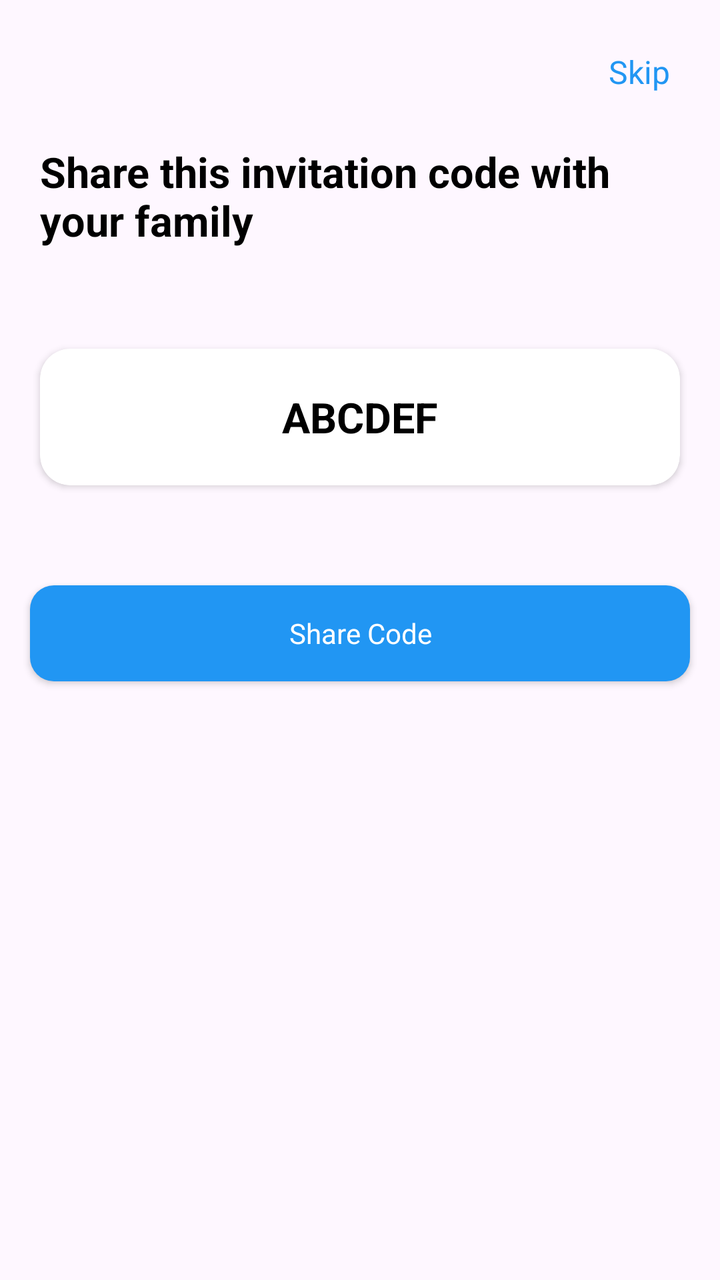
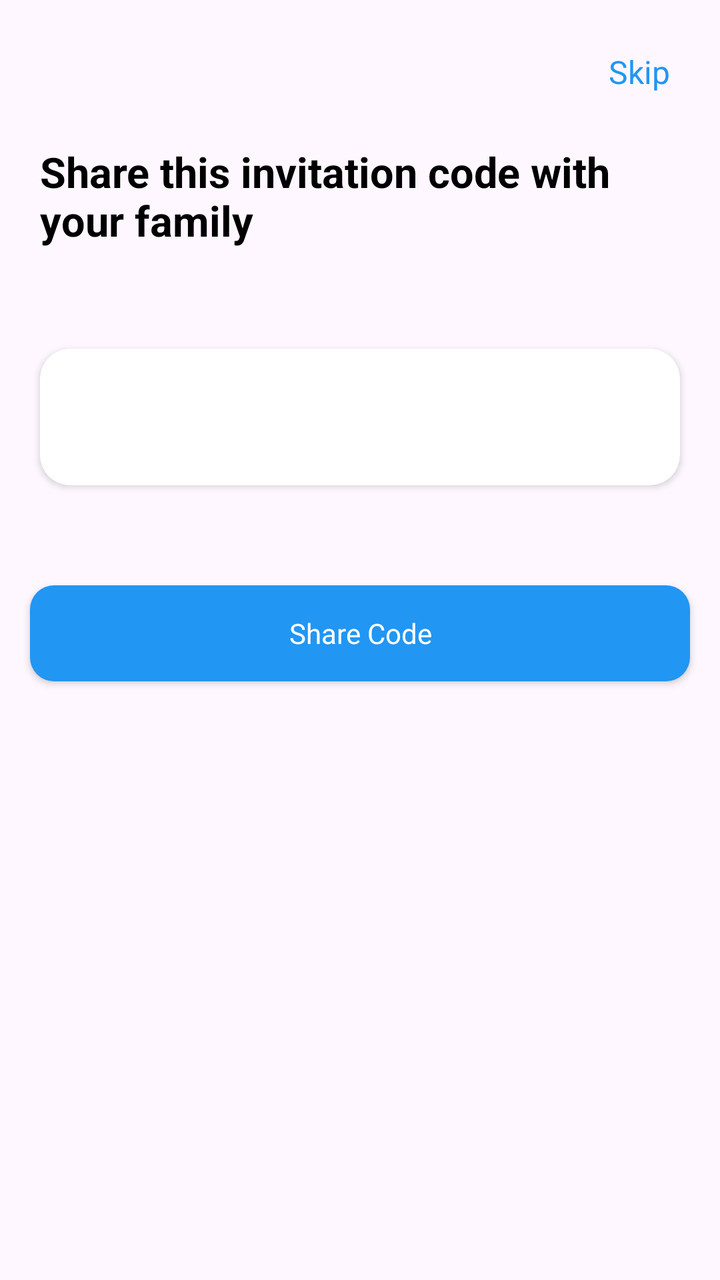

An Android layout rendered at two revisions. The XML below is the earlier revision; the diff shows what the commit changed to produce the second picture.
<!-- AndroidManifest.xml: application theme Theme.SafeNest -->
<!-- res/layout/fragment_share_nest.xml -->
<?xml version="1.0" encoding="utf-8"?>
<androidx.constraintlayout.widget.ConstraintLayout xmlns:android="http://schemas.android.com/apk/res/android"
    xmlns:app="http://schemas.android.com/apk/res-auto"
    xmlns:tools="http://schemas.android.com/tools"
    android:layout_width="match_parent"
    android:layout_height="match_parent"
    tools:context=".ui.nest.ShareNestFragment">

    <TextView
        android:id="@+id/btnBack"
        style="@style/Medium"
        android:layout_width="wrap_content"
        android:layout_height="wrap_content"
        android:layout_marginTop="@dimen/size_large"
        android:layout_marginEnd="@dimen/size_large"
        android:clickable="true"
        android:contentDescription="Skip"
        android:focusable="true"
        android:padding="@dimen/size_small"
        android:text="Skip"
        android:textColor="@color/primary_blue"
        app:layout_constraintEnd_toEndOf="parent"
        app:layout_constraintTop_toTopOf="parent" />

    <TextView
        android:id="@+id/txtShareCode"
        style="@style/Subtitle"
        android:layout_width="0dp"
        android:layout_height="wrap_content"
        android:layout_marginStart="@dimen/size_large"
        android:layout_marginTop="@dimen/size_large"
        android:layout_marginEnd="@dimen/size_large"
        android:text="Share this invitation code with your family"
        app:layout_constraintEnd_toEndOf="parent"
        app:layout_constraintStart_toStartOf="parent"
        app:layout_constraintTop_toBottomOf="@+id/btnBack" />

    <androidx.cardview.widget.CardView
        android:id="@+id/cardCode"
        android:layout_width="match_parent"
        android:layout_height="wrap_content"
        android:elevation="@dimen/size_small"
        app:cardCornerRadius="@dimen/size_standard"
        android:layout_marginStart="@dimen/size_large"
        android:layout_marginTop="@dimen/size_max_bigger"
        android:layout_marginEnd="@dimen/size_large"
        app:layout_constraintTop_toBottomOf="@id/txtShareCode"
        app:layout_constraintEnd_toEndOf="parent"
        app:layout_constraintStart_toStartOf="parent" >
        <TextView
            android:id="@+id/txtNestCode"
            style="@style/Subtitle"
            android:gravity="center"
            android:layout_width="match_parent"
            android:layout_height="wrap_content"
            android:layout_margin="@dimen/size_large"
            android:text="ABCDEF"
            app:layout_constraintTop_toBottomOf="@+id/btnBack" />
    </androidx.cardview.widget.CardView>

    <androidx.appcompat.widget.AppCompatButton
        android:id="@+id/btnShareCode"
        style="@style/Widget.App.Button"
        android:layout_width="match_parent"
        android:layout_height="wrap_content"
        android:layout_marginLeft="@dimen/size_standard"
        android:layout_marginTop="@dimen/size_max_bigger"
        android:layout_marginRight="@dimen/size_standard"
        android:text="Share Code"
        android:textAppearance="@style/Medium.Button"
        app:layout_constraintStart_toStartOf="parent"
        app:layout_constraintTop_toBottomOf="@id/cardCode" />

</androidx.constraintlayout.widget.ConstraintLayout>
<!-- resources referenced by this layout -->
<resources>
  <color name="primary_blue">#2196F3</color>
  <dimen name="size_large">20dp</dimen>
  <dimen name="size_max_bigger">50dp</dimen>
  <dimen name="size_small">5dp</dimen>
  <dimen name="size_standard">15dp</dimen>
  <style name="Medium">
          <item name="android:layout_width">wrap_content</item>
          <item name="android:layout_height">wrap_content</item>
          <item name="android:textColor">@color/dark_grey</item>
          <item name="android:textSize">@dimen/size_standard_large_txt</item>
      </style>
  <style name="Medium.Button">
          <item name="android:textColor">@color/white</item>
          <item name="android:textSize">@dimen/size_standard_large_txt</item>
      </style>
  <style name="Subtitle">
          <item name="android:layout_width">wrap_content</item>
          <item name="android:layout_height">wrap_content</item>
          <item name="android:textColor">@color/black</item>
          <item name="android:textSize">@dimen/size_label_posts</item>
          <item name="android:textStyle">bold</item>
      </style>
  <style name="Widget.App.Button" parent="Widget.AppCompat.Button">
          <item name="android:layout_width">match_parent</item>
          <item name="android:layout_height">@dimen/size_max_bigger</item>
          <item name="android:textAllCaps">false</item>
          <item name="android:textColor">@color/white</item>
          <item name="android:background">@drawable/rounded_corner_button</item>
          <item name="android:textSize">@dimen/size_standard_txt</item>
      </style>
  <style name="Theme.SafeNest" parent="Base.Theme.SafeNest" />
  <color name="dark_grey">#686873</color>
  <dimen name="size_standard_large_txt">16sp</dimen>
  <color name="white">#FFFFFFFF</color>
  <color name="black">#FF000000</color>
  <dimen name="size_label_posts">21sp</dimen>
  <!-- drawable rounded_corner_button (drawable) -->
  <?xml version="1.0" encoding="utf-8"?>
  <shape xmlns:android="http://schemas.android.com/apk/res/android"
      android:shape="rectangle">
      <solid android:color="@color/primary_blue" /> 
      <corners android:radius="@dimen/size_border_curve" /> 
  </shape>
  <dimen name="size_standard_txt">14sp</dimen>
  <style name="Base.Theme.SafeNest" parent="Theme.Material3.DayNight.NoActionBar">
          
          <item name="colorPrimary">@color/primary_blue</item>
          <item name="colorPrimaryVariant">@color/secondary_blue</item>
          <item name="colorOnPrimary">@color/white</item>
          
  
  
  
          
          <item name="android:statusBarColor">?attr/colorPrimaryVariant</item>
          
      </style>
  <dimen name="size_border_curve">12dp</dimen>
  <color name="secondary_blue">#00ACED</color>
</resources>

<!-- the commit's change to res/layout/fragment_share_nest.xml (unified diff, before → after) -->
@@ -7,7 +7,7 @@
     tools:context=".ui.nest.ShareNestFragment">
 
     <TextView
-        android:id="@+id/btnBack"
+        android:id="@+id/txtSkip"
         style="@style/Medium"
         android:layout_width="wrap_content"
         android:layout_height="wrap_content"
@@ -33,7 +33,7 @@
         android:text="Share this invitation code with your family"
         app:layout_constraintEnd_toEndOf="parent"
         app:layout_constraintStart_toStartOf="parent"
-        app:layout_constraintTop_toBottomOf="@+id/btnBack" />
+        app:layout_constraintTop_toBottomOf="@+id/txtSkip" />
 
     <androidx.cardview.widget.CardView
         android:id="@+id/cardCode"
@@ -54,7 +54,7 @@
             android:layout_width="match_parent"
             android:layout_height="wrap_content"
             android:layout_margin="@dimen/size_large"
-            android:text="ABCDEF"
+            android:text=""
             app:layout_constraintTop_toBottomOf="@+id/btnBack" />
     </androidx.cardview.widget.CardView>
 
